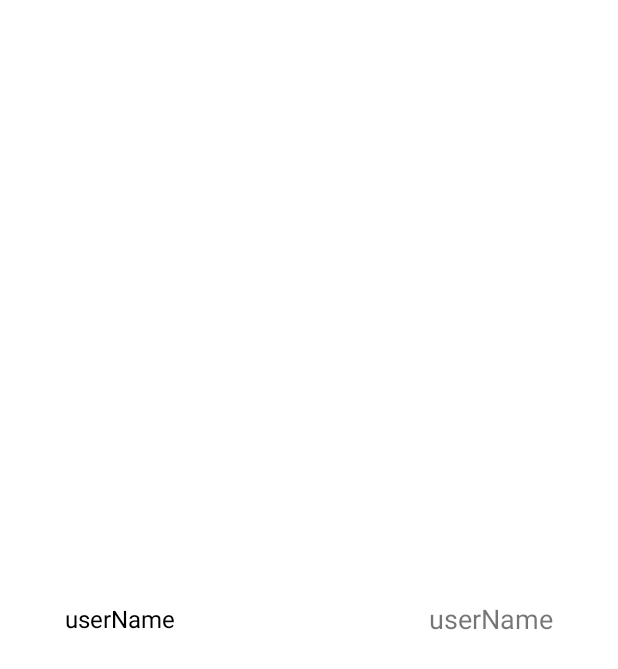
After one commit to EmmanuelSoon/AndroidCA, an Android app: the layout ranklinglist_row.xml on its own in the app's theme, with its tools: preview values and no code run, on a phone screen of 412 x 824 dp. The commit adds this screen. Shown: the top 669 px of the screen. Run offline under Robolectric (Android 15) with nearby library versions, the phone set to English and light mode, and no system bars.

Commit message:
Added files required for view rankings

```diff
--- /dev/null
+++ b/app/src/main/res/layout/ranklinglist_row.xml
@@ -0,0 +1,32 @@
+<?xml version="1.0" encoding="utf-8"?>
+<androidx.constraintlayout.widget.ConstraintLayout xmlns:android="http://schemas.android.com/apk/res/android"
+    android:layout_width="match_parent"
+    android:layout_height="match_parent"
+    xmlns:app="http://schemas.android.com/apk/res-auto">
+
+    <TextView
+        android:layout_width="200dp"
+        android:layout_height="wrap_content"
+        android:text="userName"
+        app:layout_constraintTop_toTopOf="parent"
+        app:layout_constraintBottom_toBottomOf="parent"
+        app:layout_constraintRight_toLeftOf="@id/rankingListScore"
+        app:layout_constraintLeft_toLeftOf="parent"
+        android:id="@+id/rankingListuserName"
+        android:textSize="16sp"
+        android:textColor="@color/black"
+        android:textAlignment="viewStart" />
+
+    <TextView
+        android:layout_width="wrap_content"
+        android:layout_height="wrap_content"
+        android:text="userName"
+        android:id="@+id/rankingListScore"
+        app:layout_constraintRight_toRightOf="parent"
+        app:layout_constraintLeft_toRightOf="@id/rankingListuserName"
+        app:layout_constraintBottom_toBottomOf="parent"
+        app:layout_constraintTop_toTopOf="parent"
+        android:textSize="18sp"
+        android:textAlignment="viewEnd"/>
+
+</androidx.constraintlayout.widget.ConstraintLayout>
--- a/app/src/main/res/values/strings.xml
+++ b/app/src/main/res/values/strings.xml
@@ -3,5 +3,6 @@
     <string name="fetchBtn">Fetch</string>
     <string name="urlPrompt">Enter Url to get image</string>
     <string name="defaultUrl">https://stocksnap.io</string>
+    <string name="viewRankingTitles">Username \t \t \t \t Score</string>
 
 </resources>
--- a/app/src/main/res/values/themes.xml
+++ b/app/src/main/res/values/themes.xml
@@ -1,6 +1,6 @@
 <resources xmlns:tools="http://schemas.android.com/tools">
     <!-- Base application theme. -->
-    <style name="Theme.AndroidCA" parent="Theme.MaterialComponents.DayNight.DarkActionBar">
+    <style name="Theme.AndroidCA" parent="Theme.MaterialComponents.DayNight.NoActionBar">
         <!-- Primary brand color. -->
         <item name="colorPrimary">@color/purple_500</item>
         <item name="colorPrimaryVariant">@color/purple_700</item>
```
Also changed, not shown: app/src/main/AndroidManifest.xml (+6 -1 lines), app/src/main/java/nus/iss/androidca/GameActivity.java (+68 -15 lines), app/src/main/java/nus/iss/androidca/HomeActivity.java (+10 -0 lines), app/src/main/java/nus/iss/androidca/RankListViewAdapter.java (added, +50 -0 lines), app/src/main/java/nus/iss/androidca/ViewRankingActivity.java (added, +79 -0 lines), app/src/main/java/nus/iss/androidca/wrapper/RankingList.java (added, +26 -0 lines), app/src/main/res/layout/activity_home.xml (+13 -3 lines), app/src/main/res/layout/activity_view_ranking.xml (added, +38 -0 lines).
